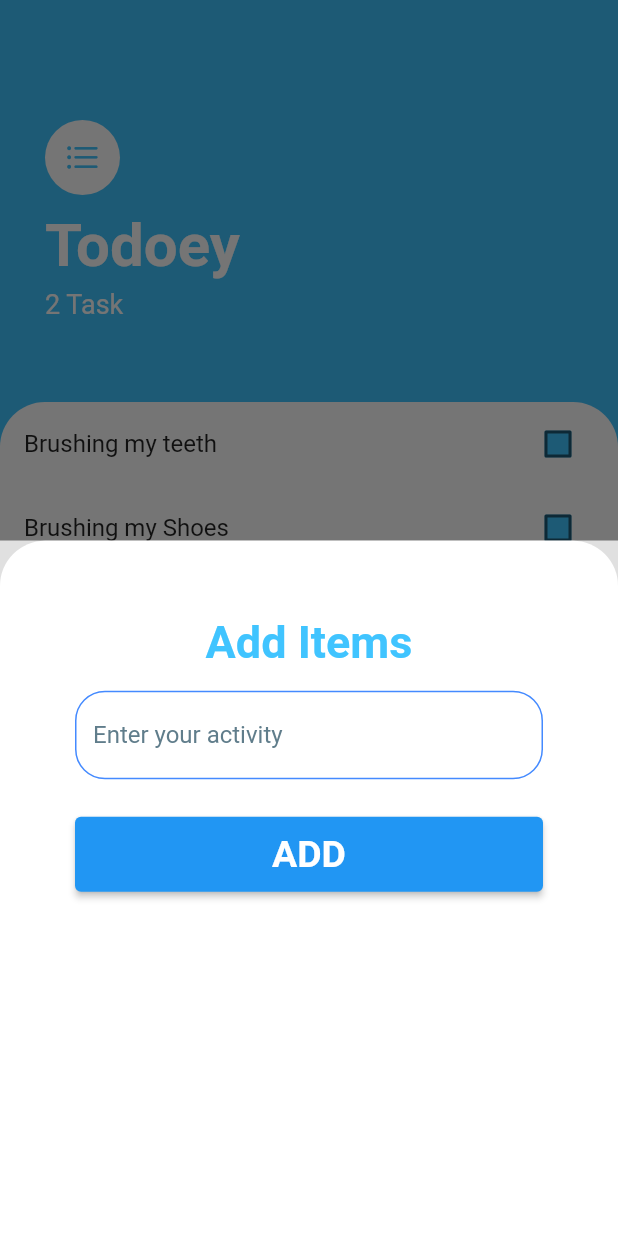
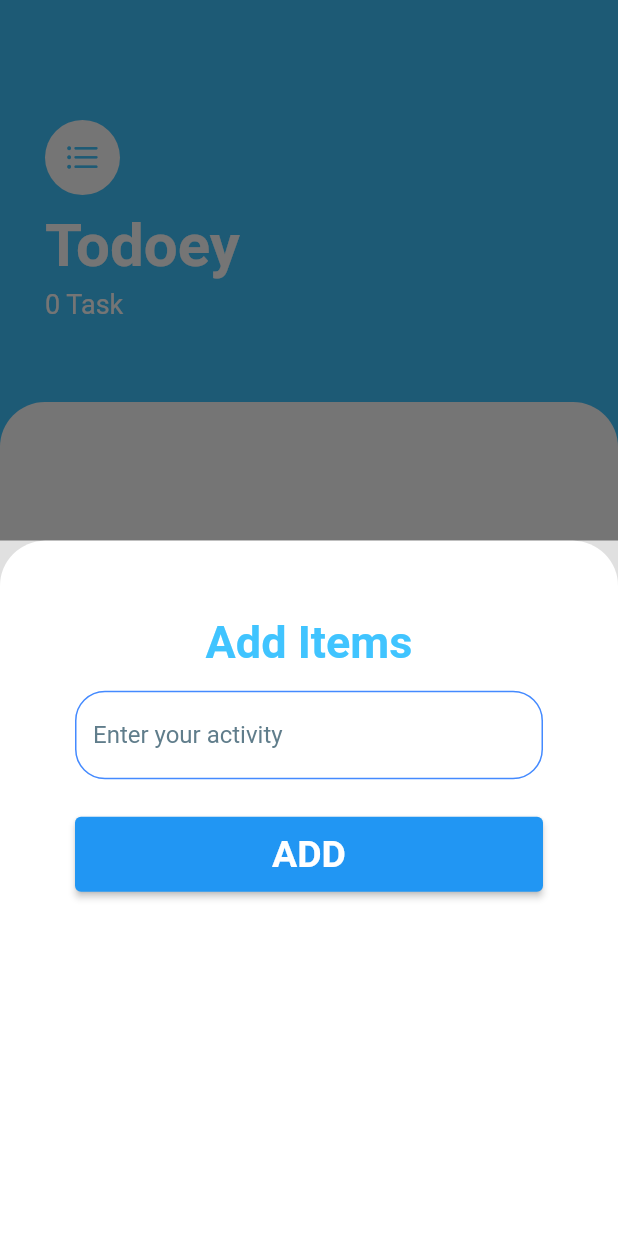
Before and after one commit to AbdurRehman-coder/todoey, a Flutter app: the screen it shows after launch, after a tap on an icon or button, on a phone screen of 412 x 824 dp. Run offline on Flutter 3.47's test engine with Material 2 defaults, Android fonts, the phone set to English and light mode, and no system bars.

Commit message:
add provider and solving some issues related to checkbox

```diff
--- a/lib/models/task_model.dart
+++ b/lib/models/task_model.dart
@@ -1,12 +1,15 @@
+import 'package:flutter/cupertino.dart';
+
 class Task{
   String? titleText;
-  bool? ischecked = false;
-  Task({this.ischecked = false, this.titleText});
+   bool? ischecked = false;
+   bool? value;
+  Task({this.ischecked = false, this.titleText, this.value});
   String? get getTitleText => titleText;
   bool? get getIsChecked => ischecked;
   //Toggle method that will toggle the isChecked
  void toggleChecked(){
-   ischecked = !ischecked!; // (!) this sign, the prefix for (not of) and suffixes for (null check)
+   ischecked = value; // (!) this sign, the prefix for (not of) and suffixes for (null check)
  }
 
 }
--- a/lib/screens/task_list_screen.dart
+++ b/lib/screens/task_list_screen.dart
@@ -1,5 +1,7 @@
 import 'package:flutter/cupertino.dart';
 import 'package:flutter/material.dart';
+import 'package:provider/provider.dart';
+import 'package:todoey/models/add_to_model.dart';
 import 'package:todoey/screens/add_items_screen.dart';
 import 'package:todoey/widgets/add_items_widget.dart';
 import 'package:todoey/widgets/items_list.dart';
@@ -26,14 +28,15 @@ class _TaskListState extends State<TaskList> {
         onPressed: (){
        showModalBottomSheet(context: context,
            builder: (BuildContext context){
-         return AddItemsList(getTextFieldData:
-             (getTextToAdd){
-               setState(() {
-                 task.add(Task(titleText: getTextToAdd));
-               });
-               Navigator.pop(context);
-             }
-         );
+         return AddItemsList();
+         // return AddItemsList(getTextFieldData:
+         //     (getTextToAdd){
+         //       setState(() {
+         //         task.add(Task(titleText: getTextToAdd));
+         //       });
+         //       Navigator.pop(context);
+         //     }
+         // );
            });
         },
         child: Icon(CupertinoIcons.add,
@@ -65,8 +68,8 @@ class _TaskListState extends State<TaskList> {
                         color: Colors.white,
                       ),),
                     SizedBox(height: 5,),
-                    Text('${task.length} Task',
-                      style: TextStyle(
+                    Text('${Provider.of<AddToModel>(context).taskList.length} Task',
+                      style: const TextStyle(
                         fontSize: 18,
                         color: Colors.white,
                       ),),                  ],
@@ -80,7 +83,8 @@ class _TaskListState extends State<TaskList> {
                   color: Colors.white,
                   borderRadius: BorderRadius.only(topLeft: Radius.circular(30), topRight: Radius.circular(30),),
                 ),
-                child: ItemsList(tasks: task),
+                child: ItemsList(),
+                // child: ItemsList(tasks: task),
               ),
             ),
           ]
--- a/lib/widgets/items_list.dart
+++ b/lib/widgets/items_list.dart
@@ -9,7 +9,7 @@ class ItemsList extends StatefulWidget {
 
 
 
-   ItemsList({this.tasks});
+   // ItemsList({this.tasks});
   // final String? titleText;
   // final bool? isChecked;
   // final void Function(bool? val)? checkboxState;
@@ -23,27 +23,34 @@ class _ItemsListState extends State<ItemsList> {
   bool? isChecked = false;
   @override
   Widget build(BuildContext context) {
+      return Consumer<AddToModel>(
+          builder: (context, provid, child) {
             return ListView.builder(
-          itemCount: widget.tasks!.length,
+                itemCount: Provider.of<AddToModel>(context).taskList.length,
                 itemBuilder: (context, index){
                   return ListTile(
                     onTap: (){
 
                     },
-              title: Text(widget.tasks![index].titleText!,
+                    title: Text(
+                      provid.taskList[index].titleText!,
                       style: TextStyle(
-                  decoration: widget.tasks![index].ischecked! ? TextDecoration.lineThrough : null,
+                        decoration: provid.isChecked! ? TextDecoration.lineThrough : null,
                       ),
                     ),
                     trailing: Checkbox(
                         activeColor: Colors.red,
                         fillColor: MaterialStateProperty.all(Colors.lightBlueAccent),
                         checkColor: Colors.red,
-                value: widget.tasks![index].ischecked,
-                onChanged: (newValue){
-                  setState(() {
-                   widget.tasks![index].toggleChecked();
-                  });
+                        //value: context.watch<AddToModel>().isChecked,
+                        value: provid.taskList[index].ischecked,
+                        onChanged: (value){
+                          // Provider.of<AddToModel>(context, listen: false);
+                          provid.addToList(value: value);
+
+                          // setState(() {
+                          //   Provider.of<Task>(context).toggleChecked();
+                          // });
                         }
                     ),
 
@@ -60,6 +67,7 @@ class _ItemsListState extends State<ItemsList> {
 
                 }
             );
+          });
 
   }
 }
```
Also changed, not shown: lib/main.dart (+7 -1 lines), lib/models/add_to_model.dart (+8 -2 lines), lib/screens/add_items_screen.dart (+12 -6 lines). Lines whose indentation alone changed are shown as unchanged.
